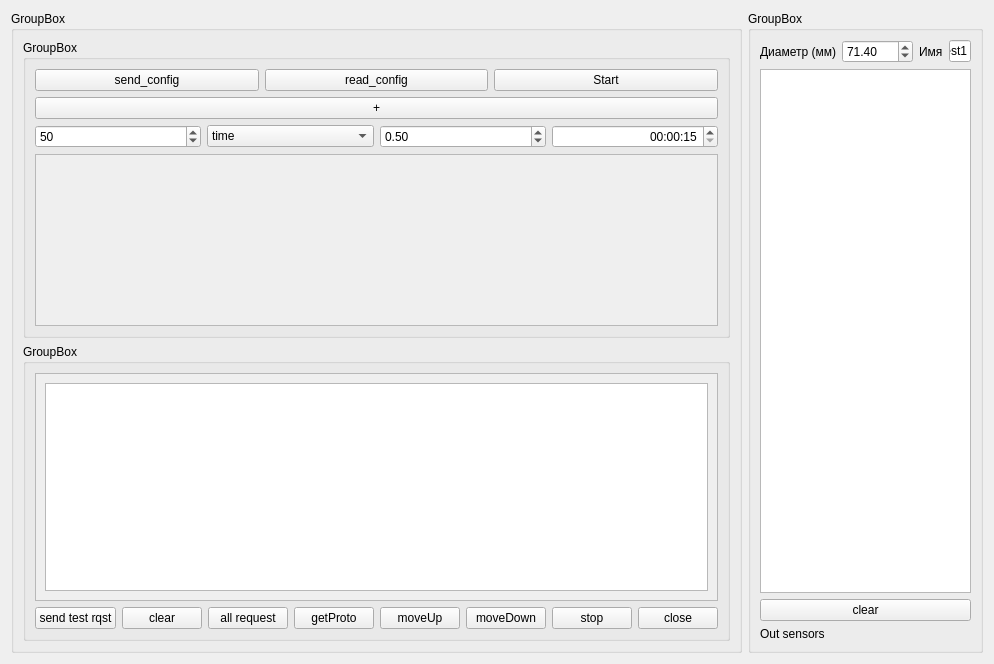
The window that pg-liga/experimentview.ui (predbannikov/pg-liga) describes before a commit, drawn with Qt 5.
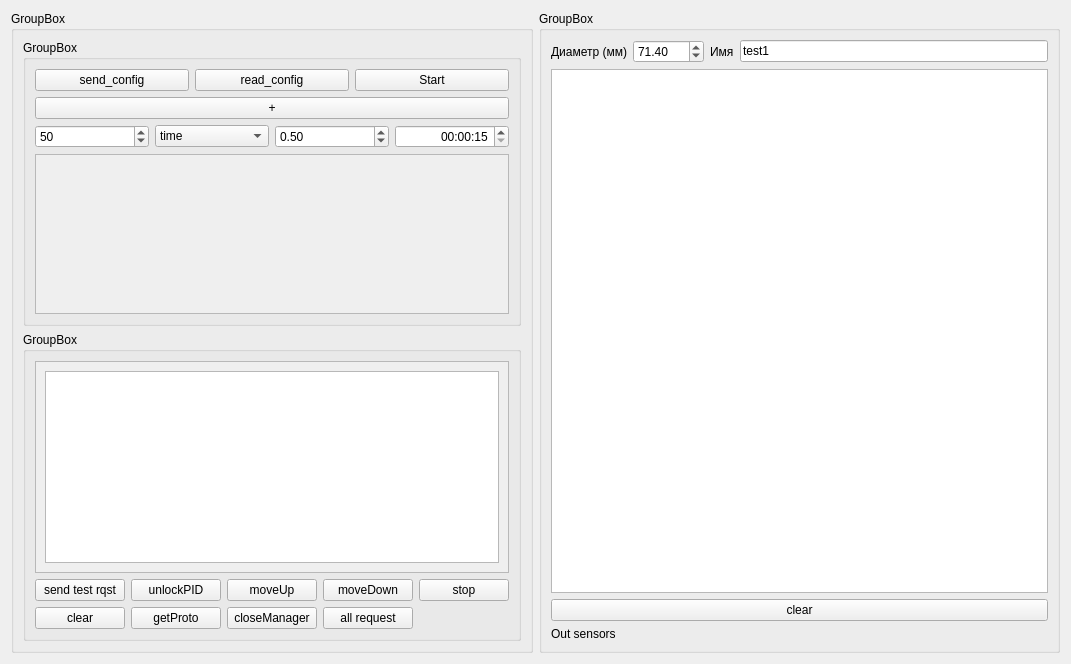
The same window after the commit.

```diff
--- a/pg-liga/experimentview.ui
+++ b/pg-liga/experimentview.ui
@@ -6,7 +6,7 @@
    <rect>
     <x>0</x>
     <y>0</y>
-    <width>849</width>
+    <width>1071</width>
     <height>664</height>
    </rect>
   </property>
@@ -180,8 +180,8 @@
                <rect>
                 <x>0</x>
                 <y>0</y>
-                <width>505</width>
-                <height>132</height>
+                <width>489</width>
+                <height>102</height>
                </rect>
               </property>
               <layout class="QVBoxLayout" name="verticalLayout_6">
@@ -232,8 +232,8 @@
              <rect>
               <x>0</x>
               <y>0</y>
-              <width>507</width>
-              <height>214</height>
+              <width>491</width>
+              <height>204</height>
              </rect>
             </property>
             <layout class="QVBoxLayout" name="verticalLayout_5">
@@ -249,60 +249,67 @@
           </widget>
          </item>
          <item>
-          <layout class="QHBoxLayout" name="horizontalLayout_5">
-           <item>
+          <layout class="QGridLayout" name="gridLayout">
+           <item row="0" column="4">
+            <widget class="QPushButton" name="btnMoveUp">
+             <property name="text">
+              <string>moveUp</string>
+             </property>
+            </widget>
+           </item>
+           <item row="0" column="0">
             <widget class="QPushButton" name="btnSendRequest">
              <property name="text">
               <string>send test rqst</string>
              </property>
             </widget>
            </item>
-           <item>
+           <item row="0" column="6">
+            <widget class="QPushButton" name="btnStopStepper">
+             <property name="text">
+              <string>stop</string>
+             </property>
+            </widget>
+           </item>
+           <item row="0" column="5">
+            <widget class="QPushButton" name="btnMoveDown">
+             <property name="text">
+              <string>moveDown</string>
+             </property>
+            </widget>
+           </item>
+           <item row="1" column="0">
             <widget class="QPushButton" name="btnClearLogOut">
              <property name="text">
               <string>clear</string>
              </property>
             </widget>
            </item>
-           <item>
-            <widget class="QPushButton" name="pushButton_2">
-             <property name="text">
-              <string>all request</string>
-             </property>
-            </widget>
-           </item>
-           <item>
+           <item row="1" column="2">
             <widget class="QPushButton" name="btnGetProtocol">
              <property name="text">
               <string>getProto</string>
              </property>
             </widget>
            </item>
-           <item>
-            <widget class="QPushButton" name="btnMoveUp">
-             <property name="text">
-              <string>moveUp</string>
-             </property>
-            </widget>
-           </item>
-           <item>
-            <widget class="QPushButton" name="btnMoveDown">
-             <property name="text">
-              <string>moveDown</string>
-             </property>
-            </widget>
-           </item>
-           <item>
-            <widget class="QPushButton" name="btnStopStepper">
-             <property name="text">
-              <string>stop</string>
-             </property>
-            </widget>
-           </item>
-           <item>
+           <item row="1" column="4">
             <widget class="QPushButton" name="btnCloseWindow">
              <property name="text">
-              <string>close</string>
+              <string>closeManager</string>
+             </property>
+            </widget>
+           </item>
+           <item row="1" column="5">
+            <widget class="QPushButton" name="pushButton_2">
+             <property name="text">
+              <string>all request</string>
+             </property>
+            </widget>
+           </item>
+           <item row="0" column="2">
+            <widget class="QPushButton" name="btnUnlockPid">
+             <property name="text">
+              <string>unlockPID</string>
              </property>
             </widget>
            </item>
```
